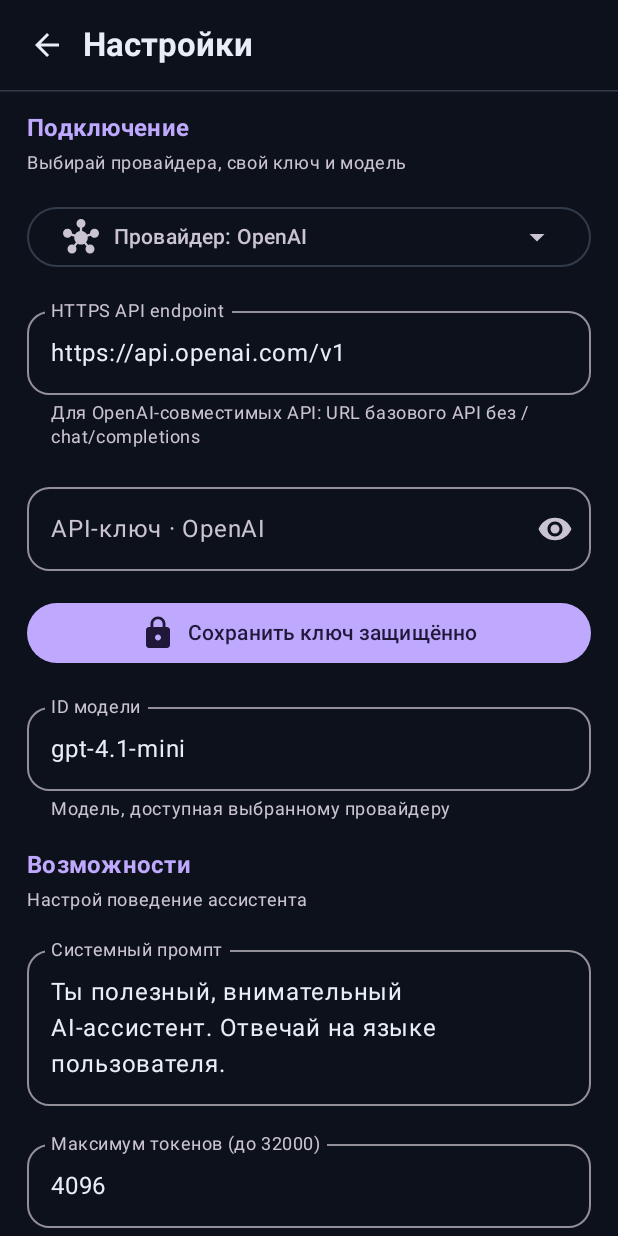
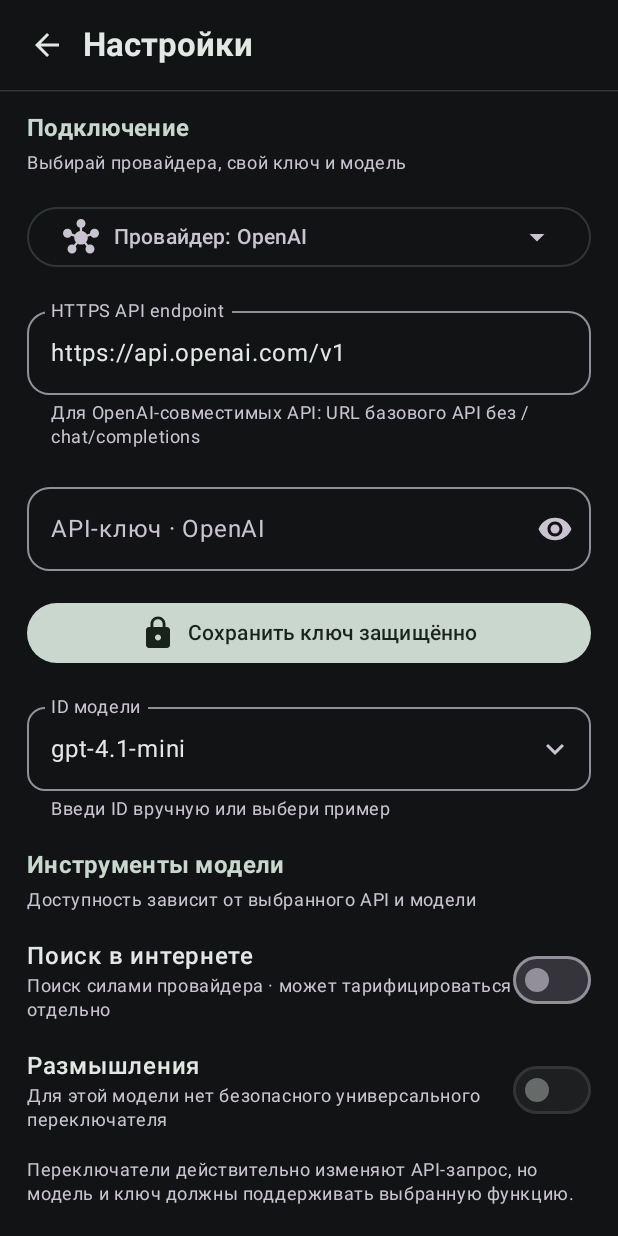
Before and after one commit to Qw4lc4r/Neura_Universaly, an Android app built with Jetpack Compose: the screen it shows after launch (MainActivity), after a tap on "Настройки", on a phone screen of 412 x 824 dp. Run offline under Robolectric (Android 15) with nearby library versions, the phone set to English and light mode, and no system bars; 3 other taps on this screen came first.

Commit message:
Neura v3 UI and tools update

```diff
--- a/app/src/main/java/com/neura/app/MainActivity.kt
+++ b/app/src/main/java/com/neura/app/MainActivity.kt
@@ -5,6 +5,9 @@ import android.os.Bundle
 import androidx.activity.ComponentActivity
 import androidx.activity.compose.setContent
 import androidx.activity.compose.BackHandler
+import androidx.core.view.WindowCompat
+import androidx.compose.foundation.layout.imePadding
+import androidx.compose.foundation.layout.navigationBarsPadding
 import androidx.compose.foundation.*
 import androidx.compose.foundation.layout.*
 import androidx.compose.foundation.lazy.LazyColumn
@@ -40,16 +43,17 @@ import kotlinx.coroutines.Job
 import kotlinx.coroutines.launch
 import kotlinx.coroutines.withContext
 
-private val backgroundDark = Color(0xFF0D111B)
-private val surfaceDark = Color(0xFF171D2B)
-private val accent = Color(0xFFBFA9FF)
-private val mint = Color(0xFF87DEC4)
+private val backgroundDark = Color(0xFF111314)
+private val surfaceDark = Color(0xFF191C1D)
+private val accent = Color(0xFFC9D7CE)
+private val mint = Color(0xFF8DADA0)
 
 class MainActivity : ComponentActivity() {
     override fun onCreate(savedInstanceState: Bundle?) {
         super.onCreate(savedInstanceState)
-        window.statusBarColor = android.graphics.Color.rgb(13, 17, 27)
-        window.navigationBarColor = android.graphics.Color.rgb(13, 17, 27)
+        window.statusBarColor = android.graphics.Color.rgb(17, 19, 20)
+        window.navigationBarColor = android.graphics.Color.rgb(17, 19, 20)
+        WindowCompat.setDecorFitsSystemWindows(window, false)
         setContent { NeuraApp() }
     }
 }
@@ -69,15 +73,19 @@ fun NeuraApp() {
     var providerMenu by remember { mutableStateOf(false) }
     var showKey by remember { mutableStateOf(false) }
     var model by remember { mutableStateOf(store.string("model_$provider", Providers.defaultModel(provider))) }
+    var systemPrompt by remember { mutableStateOf(store.string("system", "Ты полезный, внимательный AI-ассистент. Отвечай на языке пользователя.")) }
+    var web by remember { mutableStateOf(store.bool("web_$provider")) }
+    var reasoning by remember { mutableStateOf(store.bool("reasoning_$provider")) }
+    var modelPicker by remember { mutableStateOf(false) }
     fun chooseProvider(value: String) {
         provider = value
         store.set("provider", value)
         keyInput = store.loadKey(value)
         endpoint = store.string("endpoint_$value", Providers.endpoint(value))
         model = store.string("model_$value", Providers.defaultModel(value))
+        web = store.bool("web_$value")
+        reasoning = store.bool("reasoning_$value")
     }
-    var systemPrompt by remember { mutableStateOf(store.string("system", "Ты полезный, внимательный AI-ассистент. Отвечай на языке пользователя.")) }
-    var web by remember { mutableStateOf(store.bool("web")) }
     var maxTokens by remember { mutableStateOf(store.string("tokens", "4096")) }
     var temperature by remember { mutableStateOf(store.string("temperature", "1")) }
     var isDark by remember { mutableStateOf(store.bool("dark", true)) }
@@ -94,11 +102,11 @@ fun NeuraApp() {
     val scope = rememberCoroutineScope()
     val clipboard = LocalClipboardManager.current
     val scheme = if (isDark) darkColorScheme(
-        primary = accent, onPrimary = Color(0xFF211739), background = backgroundDark, onBackground = Color(0xFFE9EDF6),
-        surface = surfaceDark, onSurface = Color(0xFFE9EDF6), surfaceVariant = Color(0xFF252D3C),
-        primaryContainer = Color(0xFF34304F), onPrimaryContainer = Color(0xFFF1ECFF),
-        outlineVariant = Color(0xFF323B4A), secondary = mint
-    ) else lightColorScheme(primary = Color(0xFF6E54B6), secondary = Color(0xFF227B66), background = Color(0xFFF8F9FC), surface = Color.White)
+        primary = accent, onPrimary = Color(0xFF19231E), background = backgroundDark, onBackground = Color(0xFFE3E8E4),
+        surface = surfaceDark, onSurface = Color(0xFFE3E8E4), surfaceVariant = Color(0xFF272B2B),
+        primaryContainer = Color(0xFF303B35), onPrimaryContainer = Color(0xFFE5F2E8),
+        outlineVariant = Color(0xFF303635), secondary = mint
+    ) else lightColorScheme(primary = Color(0xFF385B4B), secondary = Color(0xFF527464), background = Color(0xFFF7F8F5), surface = Color.White)
 
     fun persist(next: List<Conversation>) { chats = next.sortedByDescending { it.updatedAt }; store.saveChats(chats) }
     fun changeChat(chat: Conversation) { if (busy) activeJob?.cancel(); currentId = chat.id; streaming = ""; busy = false; error = ""; screen = "chat" }
@@ -129,7 +137,7 @@ fun NeuraApp() {
         activeJob = scope.launch {
             val key = keyInput.trim(); val selectedModel = model.trim()
             try {
-                api.stream(provider, endpoint, key, selectedModel, systemPrompt, web,
+                api.stream(provider, endpoint, key, selectedModel, systemPrompt, web && ApiCapabilities.web(provider, selectedModel), reasoning && ApiCapabilities.reasoning(provider, selectedModel),
                     maxTokens.toIntOrNull()?.coerceIn(1, 32000) ?: 4096,
                     temperature.toDoubleOrNull()?.coerceIn(0.0, 1.0) ?: 1.0,
                     history
@@ -166,7 +174,7 @@ fun NeuraApp() {
     BackHandler(screen != "chat") { screen = "chat" }
 
     MaterialTheme(colorScheme = scheme) {
-        Surface(Modifier.fillMaxSize().systemBarsPadding(), color = MaterialTheme.colorScheme.background) {
+        Surface(Modifier.fillMaxSize().systemBarsPadding().imePadding(), color = MaterialTheme.colorScheme.background) {
             when (screen) {
                 "list" -> Column {
                     Header("История чатов", onBack = { screen = "chat" }, action = {
@@ -231,10 +239,20 @@ fun NeuraApp() {
                             runCatching { store.saveKey(keyInput.trim(), provider); keyInput = store.loadKey(provider) }
                                 .onFailure { error = "Не удалось защитить ключ: ${it.message}" }
                         }, modifier = Modifier.fillMaxWidth()) { Icon(Icons.Default.Lock, null); Spacer(Modifier.width(8.dp)); Text("Сохранить ключ защищённо") }
-                        OutlinedTextField(model, { model = it; store.set("model_$provider", it) }, modifier = Modifier.fillMaxWidth(), singleLine = true,
-                            label = { Text("ID модели") }, supportingText = { Text("Модель, доступная выбранному провайдеру") }, shape = RoundedCornerShape(15.dp))
-                        SettingsHeading("Возможности", "Настрой поведение ассистента")
-                        if (provider == "anthropic") SettingSwitch("Поиск в интернете", "Нативный поиск Anthropic (платный, если доступен)", web) { web = it; store.set("web", it) }
+                        Box {
+                            OutlinedTextField(model, { model = it; store.set("model_$provider", it) }, modifier = Modifier.fillMaxWidth(), singleLine = true,
+                                label = { Text("ID модели") }, supportingText = { Text("Введи ID вручную или выбери пример") }, shape = RoundedCornerShape(12.dp),
+                                trailingIcon = { IconButton(onClick = { modelPicker = true }) { Icon(Icons.Default.ExpandMore, "Выбрать модель") } })
+                            DropdownMenu(expanded = modelPicker, onDismissRequest = { modelPicker = false }) {
+                                Providers.suggestions(provider).forEach { suggested ->
+                                    DropdownMenuItem(text = { Text(suggested) }, onClick = { model = suggested; store.set("model_$provider", model); modelPicker = false })
+                                }
+                            }
+                        }
+                        SettingsHeading("Инструменты модели", "Доступность зависит от выбранного API и модели")
+                        SettingSwitch("Поиск в интернете", if (ApiCapabilities.web(provider, model)) "Поиск силами провайдера · может тарифицироваться отдельно" else "Для этого API/модели поиск не подключён", web && ApiCapabilities.web(provider, model), enabled = ApiCapabilities.web(provider, model)) { web = it; store.set("web_$provider", it) }
+                        SettingSwitch("Размышления", if (ApiCapabilities.reasoning(provider, model)) "Включает управляемые настройки reasoning API" else "Для этой модели нет безопасного универсального переключателя", reasoning && ApiCapabilities.reasoning(provider, model), enabled = ApiCapabilities.reasoning(provider, model)) { reasoning = it; store.set("reasoning_$provider", it) }
+                        Text("Переключатели действительно изменяют API-запрос, но модель и ключ должны поддерживать выбранную функцию.", style = MaterialTheme.typography.bodySmall, color = MaterialTheme.colorScheme.onSurfaceVariant)
                         OutlinedTextField(systemPrompt, { systemPrompt = it; store.set("system", it) }, modifier = Modifier.fillMaxWidth(), minLines = 3, maxLines = 8,
                             label = { Text("Системный промпт") }, shape = RoundedCornerShape(15.dp))
                         OutlinedTextField(maxTokens, { maxTokens = it; store.set("tokens", it) }, modifier = Modifier.fillMaxWidth(), singleLine = true,
@@ -253,12 +271,11 @@ fun NeuraApp() {
                         IconButton(onClick = { screen = "list" }) { Icon(Icons.Default.Menu, "История") }
                         Column(Modifier.weight(1f).clickable { screen = "settings" }) {
                             Row(verticalAlignment = Alignment.CenterVertically) {
-                                Text("Neura Universal", fontWeight = FontWeight.ExtraBold, fontSize = 21.sp)
-                                Spacer(Modifier.width(7.dp)); Text("✦", color = MaterialTheme.colorScheme.secondary)
+                                Text("neura", fontWeight = FontWeight.Medium, fontSize = 20.sp, letterSpacing = (-0.7).sp)
                             }
                             Text("${Providers.name(provider)} · $model", maxLines = 1, overflow = TextOverflow.Ellipsis, color = MaterialTheme.colorScheme.onSurfaceVariant, style = MaterialTheme.typography.labelSmall)
                         }
-                        if (web && provider == "anthropic") Icon(Icons.Default.Public, "Веб-поиск включён", tint = MaterialTheme.colorScheme.secondary, modifier = Modifier.size(19.dp))
+
                         IconButton(onClick = { newChat() }) { Icon(Icons.Default.Add, "Новый чат") }
                         IconButton(onClick = { screen = "settings" }) { Icon(Icons.Default.Tune, "Настройки") }
                     }
@@ -266,11 +283,9 @@ fun NeuraApp() {
                     if ((selected?.messages?.isEmpty() != false) && !busy) {
                         Box(Modifier.weight(1f).fillMaxWidth(), contentAlignment = Alignment.Center) {
                             Column(horizontalAlignment = Alignment.CenterHorizontally, modifier = Modifier.padding(24.dp), verticalArrangement = Arrangement.spacedBy(12.dp)) {
-                                Box(Modifier.size(74.dp).background(Brush.linearGradient(listOf(accent, mint)), RoundedCornerShape(23.dp)), contentAlignment = Alignment.Center) {
-                                    Text("✦", fontSize = 42.sp, color = backgroundDark)
-                                }
-                                Text("Чем могу помочь?", style = MaterialTheme.typography.headlineSmall, fontWeight = FontWeight.Bold)
-                                Text("Идеи, код, тексты и многое другое", style = MaterialTheme.typography.bodyMedium, color = MaterialTheme.colorScheme.onSurfaceVariant)
+                                Text("n.", fontWeight = FontWeight.Light, fontSize = 58.sp, letterSpacing = (-3).sp, color = MaterialTheme.colorScheme.primary)
+                                Text("Начни с вопроса", style = MaterialTheme.typography.headlineSmall, fontWeight = FontWeight.Medium)
+                                Text("Без лишнего. Только диалог.", style = MaterialTheme.typography.bodyMedium, color = MaterialTheme.colorScheme.onSurfaceVariant)
                                 Spacer(Modifier.height(8.dp))
                                 Suggestion("Напиши код на Python") { input = it }
                                 Suggestion("Помоги разобраться в сложной теме") { input = it }
@@ -297,15 +312,22 @@ fun NeuraApp() {
                         Text(error, color = MaterialTheme.colorScheme.error, style = MaterialTheme.typography.bodySmall, modifier = Modifier.weight(1f))
                         IconButton(onClick = { error = "" }) { Icon(Icons.Default.Close, "Закрыть") }
                     }
-                    Surface(color = MaterialTheme.colorScheme.surface, shape = RoundedCornerShape(topStart = 24.dp, topEnd = 24.dp)) {
-                        Column(Modifier.fillMaxWidth().padding(start = 12.dp, end = 12.dp, top = 12.dp, bottom = 9.dp)) {
+                    Surface(color = MaterialTheme.colorScheme.surface) {
+                        Column(Modifier.fillMaxWidth().padding(start = 16.dp, end = 16.dp, top = 10.dp, bottom = 8.dp)) {
+                            Row(verticalAlignment = Alignment.CenterVertically, horizontalArrangement = Arrangement.spacedBy(8.dp)) {
+                                FeatureChip("Поиск", Icons.Default.TravelExplore, web && ApiCapabilities.web(provider, model), ApiCapabilities.web(provider, model)) { web = !web; store.set("web_$provider", web) }
+                                FeatureChip("Думать", Icons.Default.Psychology, reasoning && ApiCapabilities.reasoning(provider, model), ApiCapabilities.reasoning(provider, model)) { reasoning = !reasoning; store.set("reasoning_$provider", reasoning) }
+                                Spacer(Modifier.weight(1f))
+                                Text(Providers.name(provider), style = MaterialTheme.typography.labelSmall, color = MaterialTheme.colorScheme.onSurfaceVariant, maxLines = 1)
+                            }
+                            Spacer(Modifier.height(8.dp))
                             Row(verticalAlignment = Alignment.Bottom, horizontalArrangement = Arrangement.spacedBy(8.dp)) {
                                 OutlinedTextField(input, { input = it }, modifier = Modifier.weight(1f),
-                                    placeholder = { Text("Спроси что-нибудь…") }, shape = RoundedCornerShape(21.dp),
+                                    placeholder = { Text("Спроси что-нибудь…") }, shape = RoundedCornerShape(14.dp),
                                     maxLines = 6, minLines = 1, enabled = !busy)
                                 FilledIconButton(onClick = {
                                     if (busy) activeJob?.cancel() else if (input.isNotBlank()) send(input)
-                                }, modifier = Modifier.size(52.dp), enabled = busy || input.isNotBlank(), shape = CircleShape) {
+                                }, modifier = Modifier.size(48.dp), enabled = busy || input.isNotBlank(), shape = CircleShape) {
                                     Icon(if (busy) Icons.Default.Stop else Icons.AutoMirrored.Filled.Send, if (busy) "Остановить" else "Отправить")
                                 }
                             }
@@ -314,7 +336,7 @@ fun NeuraApp() {
                                     CircularProgressIndicator(Modifier.size(11.dp), strokeWidth = 1.5.dp)
                                     Spacer(Modifier.width(7.dp))
                                 }
-                                Text(if (busy) "${Providers.name(provider)} отвечает · нажми стоп" else if (web && provider == "anthropic") "Веб-поиск включён" else "Ответы AI могут содержать ошибки",
+                                Text(if (busy) "Ответ формируется · нажми стоп" else "Поиск и размышления зависят от модели",
                                     color = MaterialTheme.colorScheme.onSurfaceVariant, style = MaterialTheme.typography.labelSmall)
                             }
                         }
@@ -368,13 +390,13 @@ private fun SettingsHeading(title: String, subtitle: String) {
 }
 
 @Composable
-private fun SettingSwitch(title: String, subtitle: String, checked: Boolean, onChange: (Boolean) -> Unit) {
+private fun SettingSwitch(title: String, subtitle: String, checked: Boolean, enabled: Boolean = true, onChange: (Boolean) -> Unit) {
     Row(Modifier.fillMaxWidth(), verticalAlignment = Alignment.CenterVertically) {
         Column(Modifier.weight(1f)) {
             Text(title, fontWeight = FontWeight.SemiBold)
             Text(subtitle, style = MaterialTheme.typography.bodySmall, color = MaterialTheme.colorScheme.onSurfaceVariant)
         }
-        Switch(checked = checked, onCheckedChange = onChange)
+        Switch(checked = checked, enabled = enabled, onCheckedChange = onChange)
     }
 }
 
@@ -386,7 +408,7 @@ private fun EmptyLabel(text: String) = Box(Modifier.fillMaxWidth().padding(25.dp
 @Composable
 private fun Suggestion(label: String, action: (String) -> Unit) {
     OutlinedButton(onClick = { action(label) }, shape = RoundedCornerShape(18.dp), modifier = Modifier.fillMaxWidth()) {
-        Icon(Icons.Default.AutoAwesome, null, modifier = Modifier.size(16.dp))
+        Icon(Icons.Default.ArrowOutward, null, modifier = Modifier.size(16.dp))
         Spacer(Modifier.width(8.dp)); Text(label, maxLines = 1, overflow = TextOverflow.Ellipsis)
     }
 }
@@ -397,14 +419,14 @@ private fun MessageBubble(message: Message, isStreaming: Boolean = false, onCopy
     val isUser = message.role == "user"
     Column(Modifier.fillMaxWidth(), horizontalAlignment = if (isUser) Alignment.End else Alignment.Start) {
         if (!isUser) Row(verticalAlignment = Alignment.CenterVertically, modifier = Modifier.padding(bottom = 6.dp)) {
-            Surface(color = MaterialTheme.colorScheme.primaryContainer, shape = RoundedCornerShape(9.dp)) {
-                Text("✦", color = MaterialTheme.colorScheme.primary, modifier = Modifier.padding(horizontal = 10.dp, vertical = 5.dp))
+            Surface(color = MaterialTheme.colorScheme.surfaceVariant, shape = RoundedCornerShape(8.dp)) {
+                Text("n", color = MaterialTheme.colorScheme.primary, modifier = Modifier.padding(horizontal = 10.dp, vertical = 5.dp), fontWeight = FontWeight.Bold)
             }
             Spacer(Modifier.width(7.dp))
             Text("AI", style = MaterialTheme.typography.labelLarge, fontWeight = FontWeight.Bold)
             if (isStreaming) { Spacer(Modifier.width(8.dp)); CircularProgressIndicator(Modifier.size(12.dp), strokeWidth = 1.5.dp) }
         }
-        Surface(shape = RoundedCornerShape(18.dp), color = if (isUser) MaterialTheme.colorScheme.primaryContainer else MaterialTheme.colorScheme.surface,
+        Surface(shape = RoundedCornerShape(if (isUser) 16.dp else 6.dp), color = if (isUser) MaterialTheme.colorScheme.surfaceVariant else MaterialTheme.colorScheme.background,
             modifier = if (isUser) Modifier.widthIn(max = 340.dp) else Modifier.fillMaxWidth()) {
             SelectionContainer { MarkdownText(message.text, modifier = Modifier.padding(14.dp)) }
         }
@@ -423,3 +445,22 @@ private fun TinyAction(icon: androidx.compose.ui.graphics.vector.ImageVector, la
         Icon(icon, label, tint = MaterialTheme.colorScheme.onSurfaceVariant, modifier = Modifier.size(16.dp))
     }
 }
+
+@Composable
+private fun FeatureChip(label: String, icon: androidx.compose.ui.graphics.vector.ImageVector,
+    enabled: Boolean, supported: Boolean, onClick: () -> Unit) {
+    Surface(
+        onClick = onClick, enabled = supported,
+        shape = RoundedCornerShape(10.dp),
+        color = if (enabled) MaterialTheme.colorScheme.primaryContainer else MaterialTheme.colorScheme.surfaceVariant,
+    ) {
+        Row(Modifier.padding(horizontal = 10.dp, vertical = 8.dp), verticalAlignment = Alignment.CenterVertically,
+            horizontalArrangement = Arrangement.spacedBy(6.dp)) {
+            Icon(icon, null, modifier = Modifier.size(15.dp),
+                tint = if (supported) MaterialTheme.colorScheme.onSurface else MaterialTheme.colorScheme.onSurface.copy(alpha = 0.35f))
+            Text(label, style = MaterialTheme.typography.labelMedium,
+                color = if (supported) MaterialTheme.colorScheme.onSurface else MaterialTheme.colorScheme.onSurface.copy(alpha = 0.35f))
+            if (enabled) Icon(Icons.Default.Check, null, modifier = Modifier.size(12.dp))
+        }
+    }
+}
```
Also changed, not shown: app/src/main/java/com/neura/app/UniversalApi.kt (+73 -3 lines), 1 other file.
